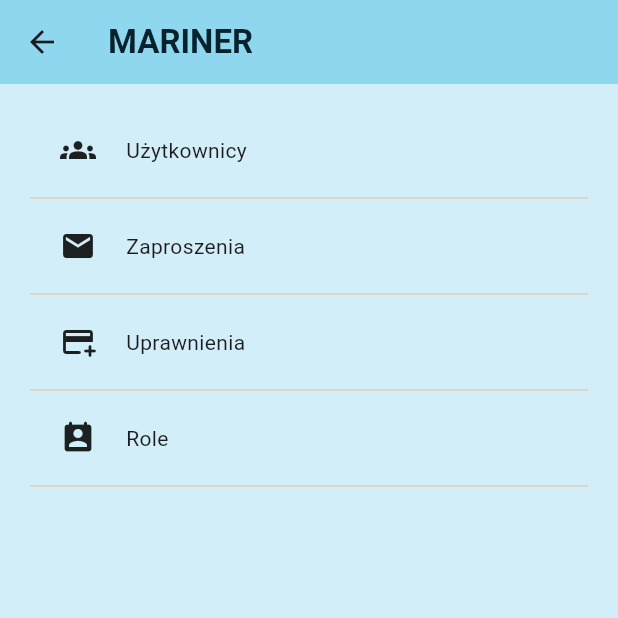
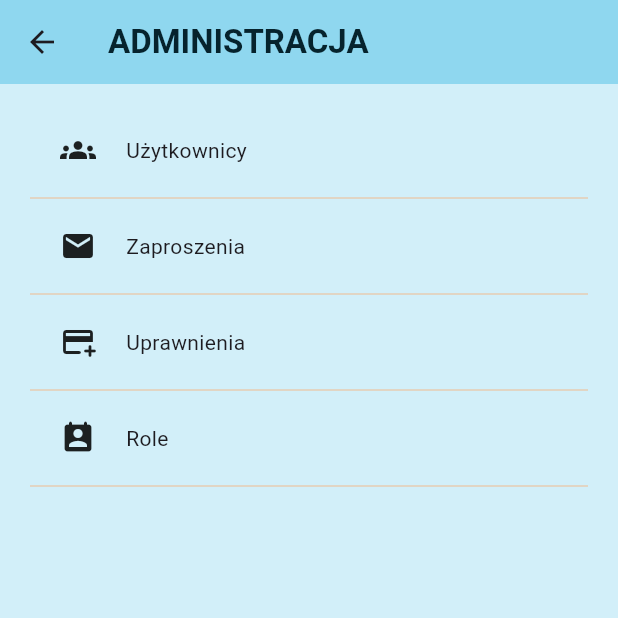
Before and after one commit to jkcoderdev/mariner-testing, a Flutter app: the screen it shows after launch, after a tap on "Pomiń logowanie", after a tap on "Administracja", on a phone screen of 412 x 824 dp, the top half of it. Run offline on Flutter 3.47's test engine with Material 3 defaults, Android fonts, the phone set to English and light mode, and no system bars; our stand-ins replace shared_preferences; network calls fail; project files that could hold a hidden picture were left out.

Commit message:
Created header in appbar for subsections_page.dart

```diff
--- a/lib/pages/subsections_page.dart
+++ b/lib/pages/subsections_page.dart
@@ -23,7 +23,7 @@ class SectionsPage extends StatelessWidget {
     return Scaffold(
         appBar: AppBar(
           title: Text(
-          'MARINER',
+          route.substring(1).toUpperCase(),
           style: TextStyle(
           color: colors['textPrimary'],
           fontWeight: FontWeight.w700
```
